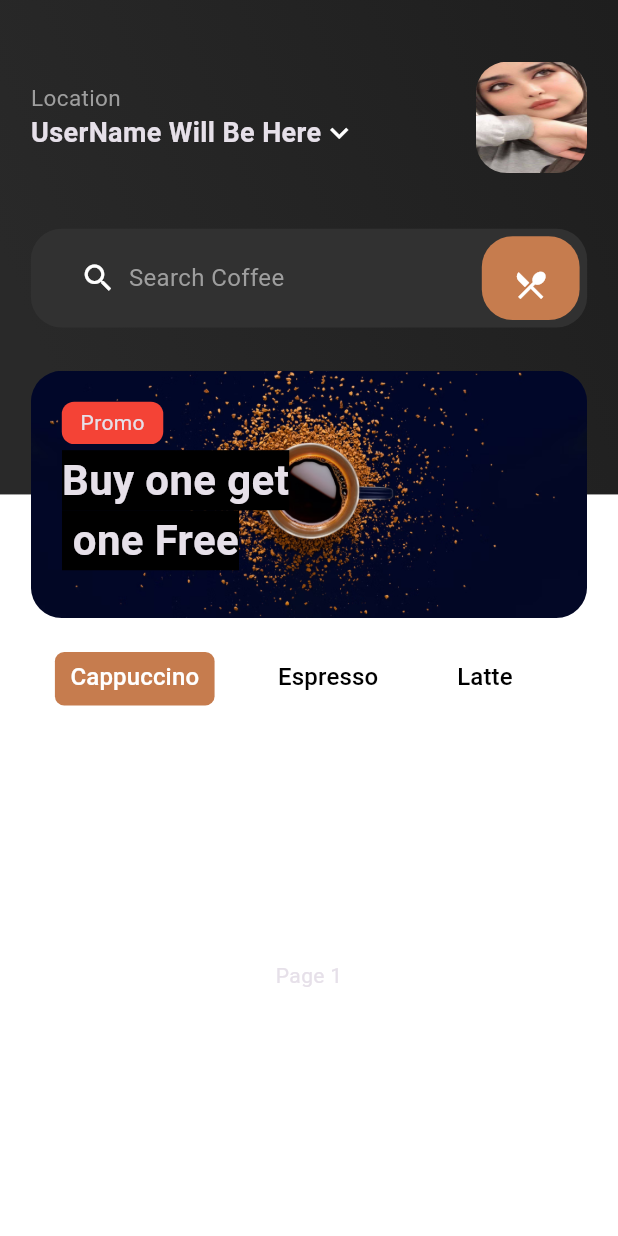
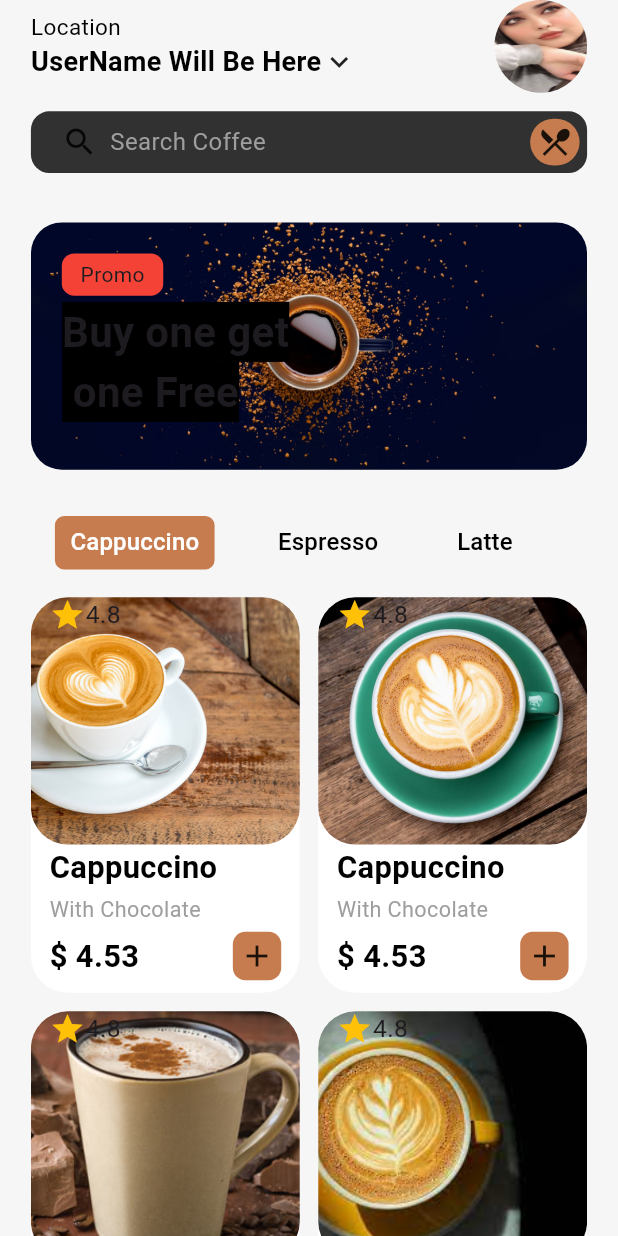
Before and after one commit to akeel98/coffee-app, a Flutter app: the screen it shows after launch, after a tap on "Get Started", on a phone screen of 412 x 824 dp. Run offline on Flutter 3.47's test engine with Material 3 defaults, Android fonts, the phone set to English and light mode, and no system bars; our stand-ins replace readmore.

Commit message:
complete cappucino and details screens with scrolling bug in cappucino screen

```diff
--- a/lib/main.dart
+++ b/lib/main.dart
@@ -16,8 +16,8 @@ class MyApp extends StatelessWidget {
       debugShowCheckedModeBanner: false,
       theme: ThemeData(
         primarySwatch: Colors.blue,
-        scaffoldBackgroundColor: Color(0xff000000),
-        brightness: Brightness.dark
+        // scaffoldBackgroundColor: Color(0xff000000),
+        // brightness: Brightness.dark
       ),
       home: const WelcomeScreen(),
     );
--- a/lib/screens/home_screen.dart
+++ b/lib/screens/home_screen.dart
@@ -1,4 +1,5 @@
 import 'package:coffy_application/consts.dart';
+import 'package:coffy_application/screens/tabBarScreens/cappuccino.dart';
 import 'package:flutter/material.dart';
 
 class HomeScreen extends StatefulWidget {
@@ -8,134 +9,28 @@ class HomeScreen extends StatefulWidget {
   State<HomeScreen> createState() => _HomeScreenState();
 }
 
-class _HomeScreenState extends State<HomeScreen> {
+class _HomeScreenState extends State<HomeScreen>  {
   @override
   Widget build(BuildContext context) {
     final size = MediaQuery.of(context).size;
     return DefaultTabController(
       length: 6,
       child: Scaffold(
+        backgroundColor: const Color(0xFFF6F6F6),
         body: SafeArea(
-          child: Container(
-            height: size.height,
-            child: Stack(
+          child: ListView(
             children: [
-                Positioned(
-                  left: 0,
-                  right: 0,
-                  top: 0,
-                  child: Container(
-                    height: size.height * 0.4,
+              HeaderSection(size: size),
+              SizedBox(height: size.height * 0.03),
+              BannersSection(size: size),
+              SizedBox(height: size.height * 0.03),
+              Container(
                 padding: EdgeInsets.only(
                   left: size.width * 0.05,
                   right: size.width * 0.05,
-                      top: size.width * 0.1,
                 ),
-                    decoration: const BoxDecoration(
-                        gradient: LinearGradient(
-                      colors: [Color(0xFF292929), Color(0xFF1E1E1E)],
-                      begin: Alignment.centerLeft,
-                      end: Alignment.topRight,
-                    )),
-                    child: Column(
-                      children: [
-                        Row(
-                          mainAxisAlignment: MainAxisAlignment.spaceBetween,
-                          children: [
-                            const SizedBox(
-                              child: Column(
-                                crossAxisAlignment: CrossAxisAlignment.start,
-                                children: [
-                                  Text(
-                                    "Location",
-                                    style: TextStyle(
-                                        fontSize: 15, color: Colors.grey),
-                                  ),
-                                  Row(
-                                    children: [
-                                      Text(
-                                        "UserName Will Be Here",
-                                        style: TextStyle(
-                                            fontSize: 18,
-                                            fontWeight: FontWeight.bold),
-                                      ),
-                                      Icon(Icons.keyboard_arrow_down)
-                                    ],
-                                  )
-                                ],
-                              ),
-                            ),
-                            Container(
-                              width: size.width * 0.18,
-                              height: size.width * 0.18,
-                              decoration: BoxDecoration(
-                                  borderRadius: BorderRadius.all(
-                                      Radius.circular(size.width * 0.05)),
-                                  image: const DecorationImage(
-                                      image: AssetImage("images/userImage.jpg"),
-                                      fit: BoxFit.fill)),
-                            )
-                          ],
-                        ),
-                        SizedBox(height: size.width * 0.09),
-                        Container(
-                          width: size.width,
-                          height: size.height * 0.08,
-                          decoration: BoxDecoration(
-                              color: const Color(0xFF313131),
-                              borderRadius: BorderRadius.all(
-                                  Radius.circular(size.width * 0.05))),
-                          child: Row(
-                            mainAxisAlignment: MainAxisAlignment.spaceBetween,
-                            children: [
-                              Container(
-                                padding:
-                                    EdgeInsets.only(left: size.width * 0.08),
-                                child: Row(
-                                  children: [
-                                    const Icon(Icons.search),
-                                    SizedBox(width: size.width * 0.02),
-                                    const Text(
-                                      "Search Coffee",
-                                      style: TextStyle(
-                                          color: Colors.grey, fontSize: 16),
-                                    )
-                                  ],
-                                ),
-                              ),
-                              Container(
-                                alignment: Alignment.center,
-                                padding: EdgeInsets.all(size.width * 0.05),
-                                margin: const EdgeInsets.all(5),
-                                decoration: BoxDecoration(
-                                    borderRadius: BorderRadius.all(
-                                        Radius.circular(size.width * 0.05)),
-                                    color: mainColor),
-                                child:
-                                    const Icon(Icons.restaurant_menu_outlined),
-                              )
-                            ],
-                          ),
-                        )
-                      ],
-                    ),
-                  ),
-                ),
-                Positioned(
-                  left: 0,
-                  right: 0,
-                  top: size.height * 0.4,
-                  child: Container(
-                    height: size.height * 0.6,
-                    padding: EdgeInsets.only(
-                      left: size.width * 0.05,
-                      right: size.width * 0.05,
-                      top: size.width * 0.24,
-                    ),
-                    color: Colors.white,
-                    child: Column(
-                      children: [
-                        TabBar(
+                color: const Color(0xFFF6F6F6),
+                child: TabBar(
                   tabAlignment: TabAlignment.start,
                   dividerColor: Colors.transparent,
                   unselectedLabelColor: Colors.black,
@@ -211,11 +106,18 @@ class _HomeScreenState extends State<HomeScreen> {
                     ),
                   ],
                 ),
-                        Expanded(
-                          child: Container(
-                            child: const TabBarView(
+              ),
+              SizedBox(height: size.width * 0.03),
+              Container(
+                height: size.height,
+                width: size.width,
+                padding: EdgeInsets.only(
+                  left: size.width * 0.05,
+                  right: size.width * 0.05,
+                ),
+                child: TabBarView(
                   children: [
-                                Center(child: Text("Page 1")),
+                    CappuccinoScreen(),
                     Center(child: Text("Page 2")),
                     Center(child: Text("Page 3")),
                     Center(child: Text("Page 4")),
@@ -224,20 +126,140 @@ class _HomeScreenState extends State<HomeScreen> {
                   ],
                 ),
               ),
-                        ),
             ],
           ),
         ),
       ),
-                Positioned(
+    );
+  }
+}
+
+//Start HeaderSection
+class HeaderSection extends StatelessWidget {
+  const HeaderSection({
+    super.key,
+    required this.size,
+  });
+
+  final Size size;
+
+  @override
+  Widget build(BuildContext context) {
+    return Container(
+      height: size.height * 0.15,
+      padding: EdgeInsets.only(
         left: size.width * 0.05,
         right: size.width * 0.05,
-                  top: size.height * 0.3,
-                  child: Container(
+        // top: size.width * 0.05,
+      ),
+      child: Column(
+        children: [
+          Row(
+            mainAxisAlignment: MainAxisAlignment.spaceBetween,
+            children: [
+              const SizedBox(
+                child: Column(
+                  crossAxisAlignment: CrossAxisAlignment.start,
+                  children: [
+                    Text(
+                      "Location",
+                      style: TextStyle(
+                          fontSize: 15, color: Colors.black),
+                    ),
+                    Row(
+                      children: [
+                        Text(
+                          "UserName Will Be Here",
+                          style: TextStyle(
+                              fontSize: 18,
+                              color: Colors.black,
+                              fontWeight: FontWeight.bold),
+                        ),
+                        Icon(Icons.keyboard_arrow_down)
+                      ],
+                    )
+                  ],
+                ),
+              ),
+              Container(
+                width: size.width * 0.15,
+                height: size.width * 0.15,
+                decoration: BoxDecoration(
+                  borderRadius: BorderRadius.all(
+                      Radius.circular(size.width * 0.5)),
+                  image: const DecorationImage(
+                      image: AssetImage("images/userImage.jpg"),
+                      fit: BoxFit.fill
+                  ),
+                ),
+              )
+            ],
+          ),
+          SizedBox(height: size.width * 0.03),
+          Container(
+            width: size.width,
+            height: size.height * 0.05,
+            decoration: BoxDecoration(
+                color: const Color(0xFF313131),
+                borderRadius: BorderRadius.all(
+                    Radius.circular(size.width * 0.03))),
+            child: Row(
+              mainAxisAlignment: MainAxisAlignment.spaceBetween,
+              children: [
+                Container(
+                  padding:
+                  EdgeInsets.only(left: size.width * 0.05),
+                  child: Row(
+                    children: [
+                      const Icon(Icons.search),
+                      SizedBox(width: size.width * 0.02),
+                      const Text(
+                        "Search Coffee",
+                        style: TextStyle(
+                            color: Colors.grey, fontSize: 16),
+                      )
+                    ],
+                  ),
+                ),
+                Container(
+                  width: size.width * 0.08,
+                  height: size.width * 0.08,
+                  alignment: Alignment.center,
+                  margin: const EdgeInsets.all(5),
+                  decoration: BoxDecoration(
+                      borderRadius: BorderRadius.all(Radius.circular(size.width * 0.5)),
+                      color: mainColor),
+                  child: const Icon(Icons.restaurant_menu_outlined),
+                )
+              ],
+            ),
+          )
+        ],
+      ),
+    );
+  }
+}
+
+//End HeaderSection
+
+//Start BannerSection
+class BannersSection extends StatelessWidget {
+  const BannersSection({
+    super.key,
+    required this.size,
+  });
+
+  final Size size;
+
+  @override
+  Widget build(BuildContext context) {
+    return Container(
       height: size.height * 0.2,
-                    width: size.width,
+      width: size.width * 0.9,
       padding: EdgeInsets.only(
           top: size.width * 0.05, left: size.width * 0.05),
+      margin: EdgeInsets.only(
+          right: size.width * 0.05, left: size.width * 0.05),
       decoration: BoxDecoration(
           borderRadius: BorderRadius.all(
               Radius.circular(size.width * 0.05)),
@@ -269,13 +291,7 @@ class _HomeScreenState extends State<HomeScreen> {
           )
         ],
       ),
-                  ),
-                ),
-              ],
-            ),
-          ),
-        ),
-      ),
     );
   }
 }
+//End BannerSection
--- /dev/null
+++ b/lib/screens/tabBarScreens/cappuccino.dart
@@ -0,0 +1,136 @@
+import 'package:coffy_application/consts.dart';
+import 'package:flutter/material.dart';
+
+import '../detailScreen.dart';
+
+class CappuccinoScreen extends StatefulWidget {
+  const CappuccinoScreen({Key? key}) : super(key: key);
+
+  @override
+  State<CappuccinoScreen> createState() => _CappuccinoScreenState();
+}
+
+class _CappuccinoScreenState extends State<CappuccinoScreen> {
+  List<String> cappuccinoImages = [
+    "images/cappuccino/cap-01.jpg",
+    "images/cappuccino/cap-02.jpg",
+    "images/cappuccino/cap-03.jpeg",
+    "images/cappuccino/cap-04.jpeg",
+    "images/cappuccino/cap-05.jpeg",
+    "images/cappuccino/cap-06.jpeg",
+    "images/cappuccino/cap-07.jpg",
+    "images/cappuccino/cap-08.jpg",
+    "images/cappuccino/cap-09.jpg",
+    "images/cappuccino/cap-10.jpg",
+    "images/cappuccino/cap-11.jpeg",
+  ];
+
+  @override
+  Widget build(BuildContext context) {
+    final size = MediaQuery.of(context).size;
+    return SizedBox(
+      height: size.height,
+      width: size.width,
+      child: GridView.builder(
+        shrinkWrap: true,
+
+        //TODO::There is a problem of scrolling here ...
+        physics:const NeverScrollableScrollPhysics(),
+        gridDelegate: SliverGridDelegateWithFixedCrossAxisCount(
+            crossAxisCount: 2,
+            mainAxisExtent: size.height * 0.32,
+            crossAxisSpacing: size.width *0.03,
+            mainAxisSpacing: size.width *0.03
+        ),
+        itemCount: cappuccinoImages.length,
+        itemBuilder: (BuildContext context, int i) {
+          return InkWell(
+            onTap: (){
+              Navigator.push(context, MaterialPageRoute(builder: (context)=>  DetailsScreen(img: cappuccinoImages[i] )));
+            },
+            child: Container(
+              decoration: BoxDecoration(
+                borderRadius: BorderRadius.all(Radius.circular(size.width * 0.06)),
+                color: Colors.white,
+              ),
+              child: Column(
+                crossAxisAlignment: CrossAxisAlignment.start,
+                children: [
+                  Container(
+                    width: size.width,
+                    height: size.height * 0.2,
+                    padding: EdgeInsets.only(
+                      left: size.width * 0.03,
+                    ),
+                    decoration: BoxDecoration(
+                        borderRadius:
+                            BorderRadius.all(Radius.circular(size.width * 0.06)),
+                        image: DecorationImage(
+                          image: AssetImage(cappuccinoImages[i]),
+                          fit: BoxFit.cover,
+                        )),
+                    child: Row(
+                      crossAxisAlignment: CrossAxisAlignment.start,
+                      children: [
+                        const Icon(Icons.star, color: Colors.amber),
+                        Text(
+                          "4.8",
+                          style: TextStyle(fontSize: size.width * 0.04),
+                        )
+                      ],
+                    ),
+                  ),
+                  Container(
+                    padding: EdgeInsets.symmetric(horizontal: size.width * 0.03),
+                    child: Column(
+                      crossAxisAlignment: CrossAxisAlignment.start,
+                      children: [
+                        Text(
+                          'Cappuccino',
+                          style: TextStyle(
+                            fontSize: size.width * 0.05,
+                            color: Colors.black,
+                            fontWeight: FontWeight.bold,
+                          ),
+                        ),
+                        SizedBox(height: size.width * 0.01),
+                        Text(
+                          'With Chocolate',
+                          style: TextStyle(
+                            fontSize: size.width * 0.035,
+                            color: Colors.grey,
+                          ),
+                        ),
+                        SizedBox(height: size.width * 0.01),
+                        Row(
+                          mainAxisAlignment: MainAxisAlignment.spaceBetween,
+                          children: [
+                            Text(
+                              '\$ 4.53',
+                              style: TextStyle(
+                                fontSize: size.width * 0.05,
+                                color: Colors.black,
+                                fontWeight: FontWeight.bold,
+                              ),
+                            ),
+                            Container(
+                                padding: EdgeInsets.all(size.width * 0.01),
+                                decoration: BoxDecoration(
+                                    color: mainColor,
+                                    borderRadius: BorderRadius.all(
+                                        Radius.circular(size.width * 0.02))),
+                                child: const Icon(Icons.add))
+                          ],
+                        )
+                      ],
+                    ),
+                  ),
+                ],
+              ),
+            ),
+          );
+        },
+      ),
+    );
+  }
+}
--- a/pubspec.yaml
+++ b/pubspec.yaml
@@ -36,6 +36,7 @@ dependencies:
   # The following adds the Cupertino Icons font to your application.
   # Use with the CupertinoIcons class for iOS style icons.
   cupertino_icons: ^1.0.2
+  readmore: ^2.2.0
 
 dev_dependencies:
   flutter_test:
@@ -63,6 +64,7 @@ flutter:
   # To add assets to your application, add an assets section, like this:
   assets:
     - images/
+    - images/cappuccino/
   #   - images/a_dot_ham.jpeg
 
   # An image asset can refer to one or more resolution-specific "variants", see
```
Also changed, not shown: lib/screens/detailScreen.dart (added, +280 -0 lines), images/cappuccino/cap-01.jpg (added), images/cappuccino/cap-02.jpg (added), images/cappuccino/cap-03.jpeg (added), images/cappuccino/cap-04.jpeg (added), images/cappuccino/cap-05.jpeg (added), images/cappuccino/cap-06.jpeg (added), images/cappuccino/cap-07.jpg (added), images/cappuccino/cap-08.jpg (added), images/cappuccino/cap-09.jpg (added), images/cappuccino/cap-10.jpg (added), images/cappuccino/cap-11.jpeg (added), pubspec.lock. Lines whose indentation alone changed are shown as unchanged.
